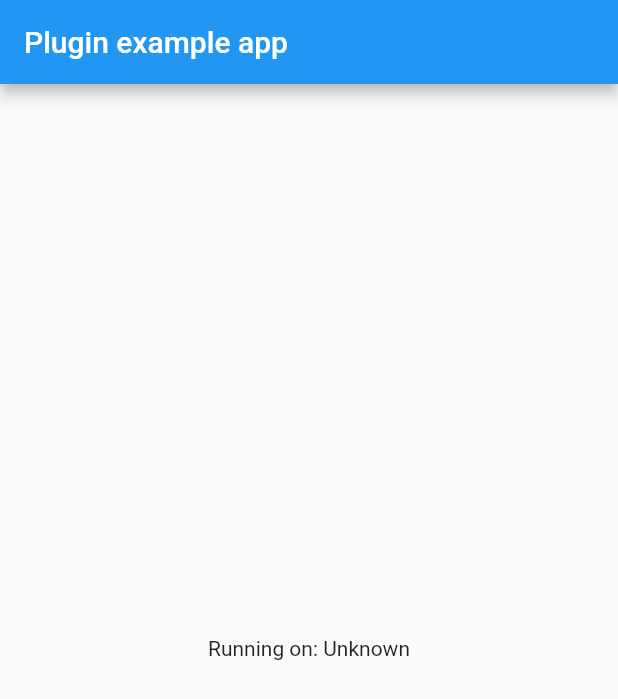
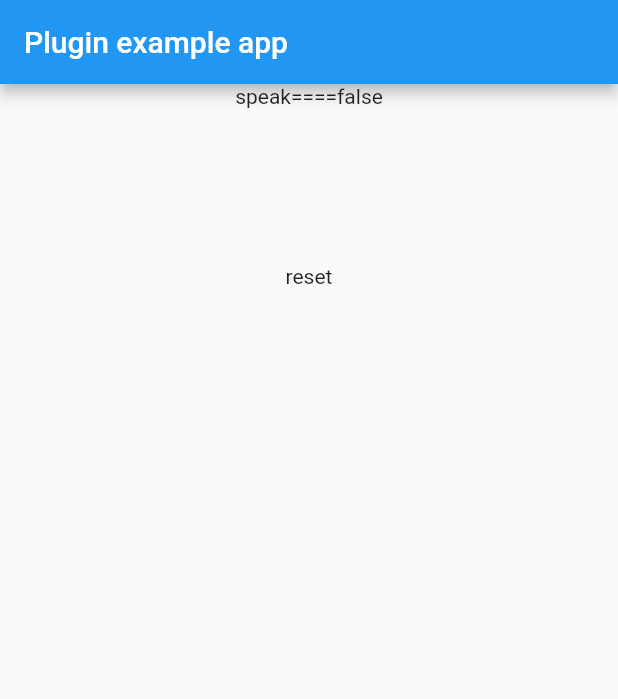
Before and after one commit to soone/flutter_audio_speaker_plugin, a Flutter app: the screen it shows after launch, on a phone screen of 412 x 824 dp. Shown: the top 699 px of the screen. Run offline on Flutter 3.47's test engine with Material 2 defaults, Android fonts, the phone set to English and light mode, and no system bars; missing offline and left inert: flutter_sound.

Commit message:
更新切换和恢复问题

```diff
--- a/example/lib/main.dart
+++ b/example/lib/main.dart
@@ -31,6 +31,12 @@ class _MyAppState extends State<MyApp> {
   void setSpeakerOn() async {
     await FlutterAudioSpeakerPlugin.setSpeakerOn(!speaker);
     speaker = !speaker;
+    setState(() {});
+  }
+
+  void resetSpeakerOn() async {
+    await FlutterAudioSpeakerPlugin.resetSpeaker();
+    setState(() {});
   }
 
   // Platform messages are asynchronous, so we initialize in an async method.
@@ -75,10 +81,18 @@ class _MyAppState extends State<MyApp> {
         appBar: AppBar(
           title: const Text('Plugin example app'),
         ),
-        body: GestureDetector(
-          onTap: setSpeakerOn,
-          child: Center(
-            child: Text('Running on: $_platformVersion\n'),
+        body: Center(
+          child: Column(
+            children: [
+              GestureDetector(
+                onTap: setSpeakerOn,
+                child: SizedBox(height: 120, child: Text("speak====$speaker")),
+              ),
+              GestureDetector(
+                onTap: resetSpeakerOn,
+                child: const SizedBox(height: 120, child: Text("reset")),
+              )
+            ],
           ),
         ),
       ),
```
Also changed, not shown: example/pubspec.lock, 3 other files.
